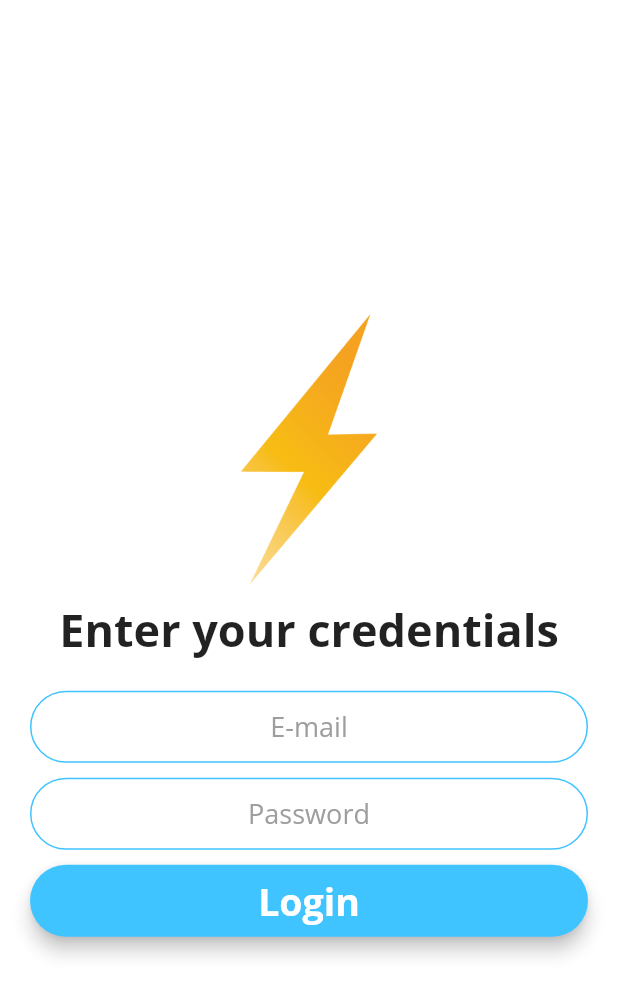
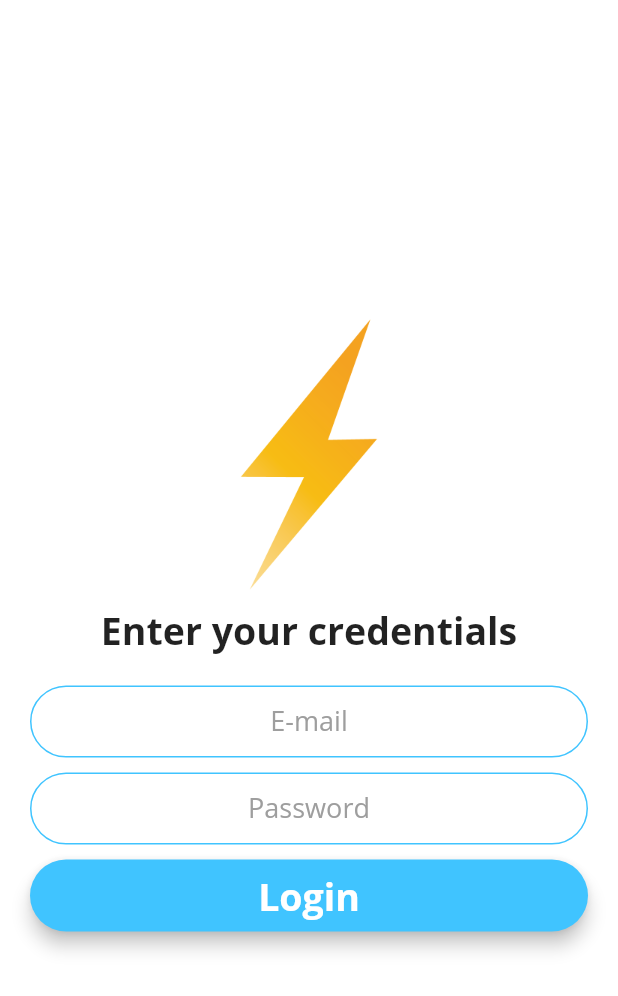
Before and after one commit to pedrolemoz/FlashChat-Flutter, a Flutter app: the screen it shows after launch, after a tap on "Login", on a phone screen of 412 x 824 dp. Shown: the top 996 px of the screen. Run offline on Flutter 3.47's test engine with Material 2 defaults, Android fonts, the phone set to English and light mode, and no system bars; our stand-ins replace animated_text_kit, cloud_firestore, firebase_auth, modal_progress_hud; missing offline and left inert: ntp; accounts and stored records are empty; network calls fail.

Commit message:
Incremental changes

```diff
--- a/lib/constants.dart
+++ b/lib/constants.dart
@@ -2,7 +2,7 @@ import 'package:flutter/material.dart';
 
 const kWelcomeScreenTextStyle = TextStyle(
   fontFamily: 'OpenSans',
-  fontSize: 50.0,
+  fontSize: 40.0,
   fontWeight: FontWeight.w700,
 );
 
--- a/lib/screens/login_screen.dart
+++ b/lib/screens/login_screen.dart
@@ -30,17 +30,19 @@ class _LoginScreenState extends State<LoginScreen> {
             mainAxisAlignment: MainAxisAlignment.center,
             crossAxisAlignment: CrossAxisAlignment.stretch,
             children: <Widget>[
-              Hero(
-                tag: 'logo',
-                child: Container(
-                  height: 200.0,
-                  child: Image.asset('images/logo.png'),
+              Flexible(
+                child: Hero(
+                  tag: 'logo',
+                  child: Container(
+                    height: 200.0,
+                    child: Image.asset('images/logo.png'),
+                  ),
                 ),
               ),
               Center(
                 child: Text(
                   'Enter your credentials',
-                  style: kWelcomeScreenTextStyle.copyWith(fontSize: 30.0),
+                  style: kWelcomeScreenTextStyle.copyWith(fontSize: 25.0),
                 ),
               ),
               SizedBox(height: 20.0),
--- a/lib/screens/welcome_screen.dart
+++ b/lib/screens/welcome_screen.dart
@@ -45,14 +45,15 @@ class _WelcomeScreenState extends State<WelcomeScreen>
           mainAxisAlignment: MainAxisAlignment.center,
           crossAxisAlignment: CrossAxisAlignment.stretch,
           children: <Widget>[
-            Row(
+            Flexible(
+              child: Row(
                 crossAxisAlignment: CrossAxisAlignment.center,
                 children: <Widget>[
                   Hero(
                     tag: 'logo',
                     child: Container(
                       child: Image.asset('images/logo.png'),
-                    height: animation.value * 100,
+                      height: animation.value * 80,
                     ),
                   ),
                   TypewriterAnimatedTextKit(
@@ -62,6 +63,7 @@ class _WelcomeScreenState extends State<WelcomeScreen>
                     totalRepeatCount: 1,
                   ),
                 ],
+              ),
             ),
             SizedBox(height: 20.0),
             Hero(
--- a/pubspec.yaml
+++ b/pubspec.yaml
@@ -16,6 +16,8 @@ dependencies:
   firebase_core: ^0.4.4+3
   firebase_auth: ^0.16.0
   cloud_firestore: ^0.13.5
+  ntp: ^1.0.6
+  # bubble: ^1.1.9+1
 
 dev_dependencies:
   flutter_test:
```
Also changed, not shown: lib/screens/chat_screen.dart (+33 -7 lines), lib/screens/registration_screen.dart (+8 -6 lines), lib/widgets/chat_bubble_receiver.dart (+20 -5 lines), lib/widgets/chat_bubble_sender.dart (+20 -5 lines), lib/widgets/rounded_input_text.dart (+6 -1 lines), pubspec.lock. Lines whose indentation alone changed are shown as unchanged.
